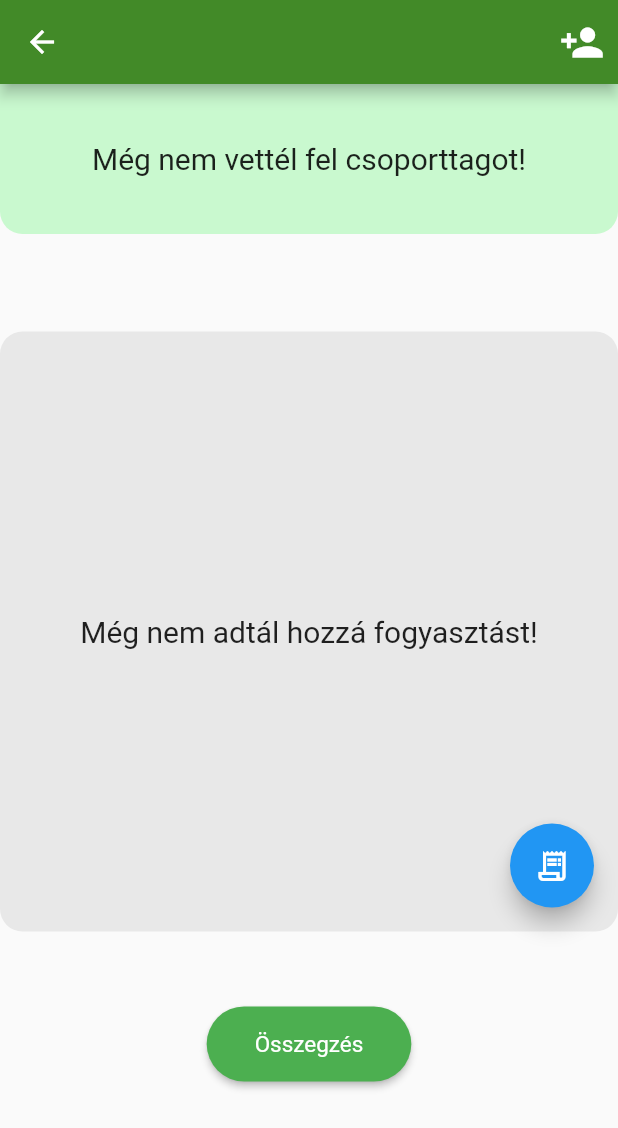
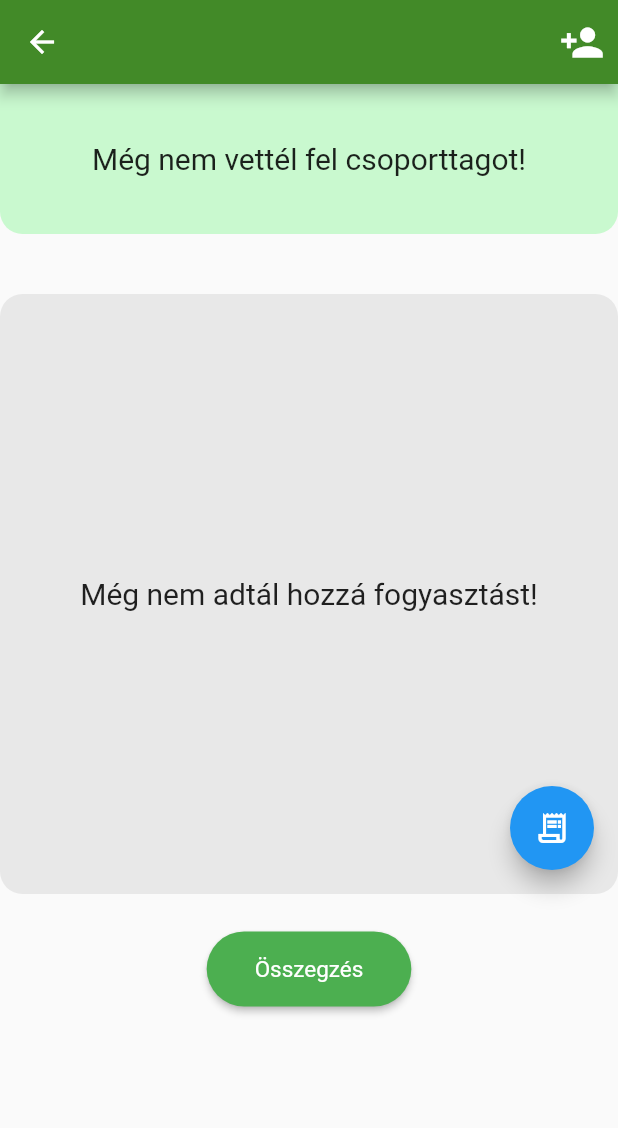
Before and after one commit to czbalint/Tartozasch_flutter, a Flutter app: the GroupDetails screen opened directly with empty values, on a phone screen of 412 x 824 dp. Shown: the top 1128 px of the screen. Run offline on Flutter 3.47's test engine with Material 2 defaults, Android fonts, the phone set to English and light mode, and no system bars; our stand-ins replace bloc, carousel_slider, equatable, floor, flutter_bloc, flutter_colorpicker and 5 more; missing offline and left inert: multiavatar, shared_preferences_web; accounts and stored records are empty; generated files the repository leaves out were written again.

Commit message:
list_item refactor

```diff
--- a/lib/UI/DetailsView/Receipe/receipt_list.dart
+++ b/lib/UI/DetailsView/Receipe/receipt_list.dart
@@ -31,10 +31,7 @@
               height: 400,
               width: MediaQuery.of(context).size.width,
               child:  Scaffold(
-                  body: SizedBox(
-                    height: 400,
-                    width: MediaQuery.of(context).size.width,
-                    child: DecoratedBox(
+                  body: DecoratedBox(
                     decoration: const BoxDecoration(
                     borderRadius: BorderRadius.all(Radius.circular(15)),
                     color: Color.fromARGB(255, 232, 232, 232)
@@ -65,7 +62,6 @@
 
                         return Container();
                       }
-                      ),
                     ),
                   ),
                   floatingActionButton: Builder(
@@ -115,10 +111,7 @@
         initialItemCount: initCount,
         itemBuilder: (context, index, animation) {
          // return ReceiptListItem(receipt: receipts[index], archive: widget.archive, animation: animation,);
-          return Padding(
-            padding: const EdgeInsets.symmetric(vertical: 10),
-            child: ReceiptItemBubble(receipt: receipts[index], archive: widget.archive, animation: animation),
-          );
+          return ReceiptItemBubble(receipt: receipts[index], archive: widget.archive, animation: animation);
         },
       );
     }
--- a/lib/UI/DetailsView/group_details.dart
+++ b/lib/UI/DetailsView/group_details.dart
@@ -54,12 +54,14 @@
           )
         ],
       ),
-      body: Column(
+      body: SingleChildScrollView(
+        child: Column(
           children: [
             MembersListWidget(archive: widget.group.archive,),
+
             //ide esetleg kell majd egy Expendid widget
             SizedBox(
-            height: 500,
+              height: 450,
               child: ReceiptListWidget(members: widget.group.members, archive: widget.group.archive,)
             ),
             ElevatedButton(
@@ -78,6 +80,7 @@
             )
           ],
         ),
+      ),
     );
   }
 }
```
Also changed, not shown: lib/UI/DetailsView/Receipe/receipt_list_item_buble.dart (+10 -4 lines), 1 other file. Lines whose indentation alone changed are shown as unchanged.
